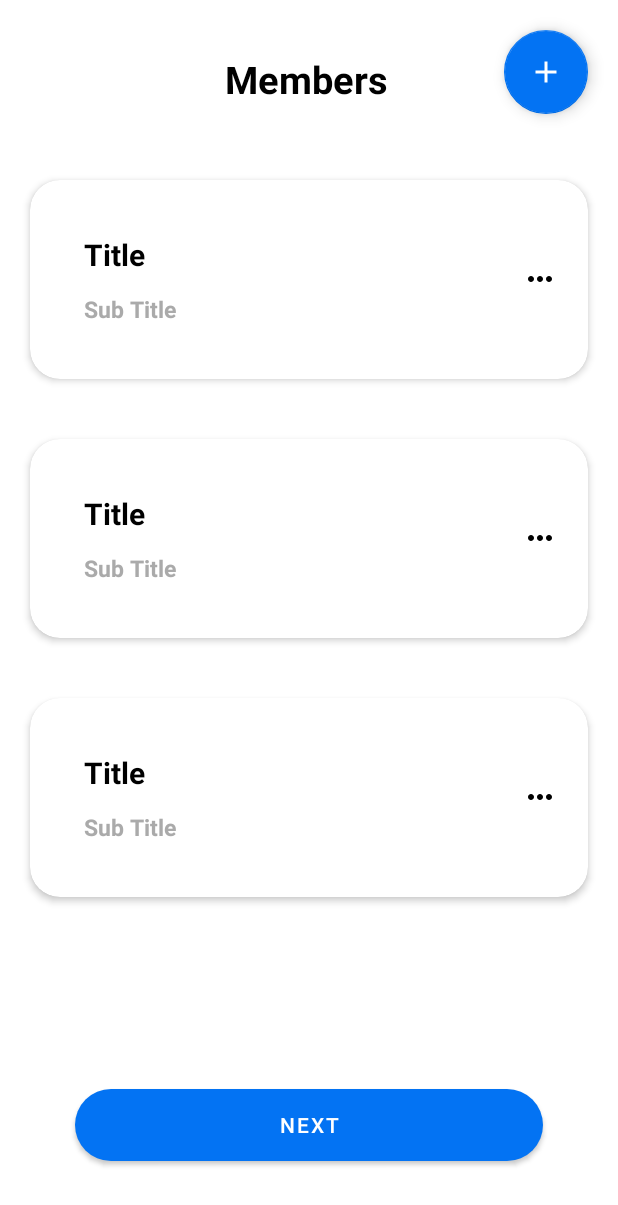
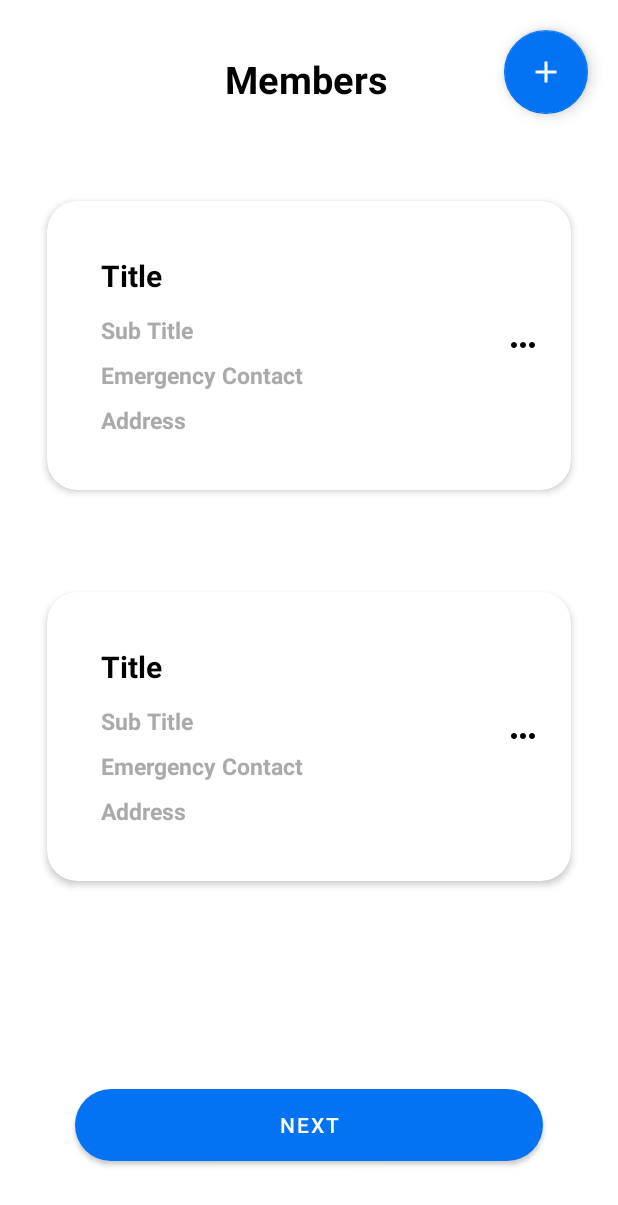
Before and after one commit to cbjayanath/MAD-project, an Android app: the layout activity_member.xml on its own in the app's theme, with its tools: preview values and no code run, on a phone screen of 412 x 824 dp. Shown: the top 1205 px of the screen. Run offline under Robolectric (Android 15) with nearby library versions, the phone set to English and light mode, and no system bars.

Commit message:
Added Expandable view

```diff
--- a/app/src/main/java/com/example/nextrip/model/MemberData.kt
+++ b/app/src/main/java/com/example/nextrip/model/MemberData.kt
@@ -8,5 +8,7 @@ data class MemberData (
     var memberMobile : String ?= null,
     var memberEmergencyNumber: String ?= null,
     var memberAddress: String ?= null,
-    var tripid: String ?= null
+    var tripid: String ?= null,
+    var expandable :Boolean=false
+
 )
--- a/app/src/main/res/layout/activity_member.xml
+++ b/app/src/main/res/layout/activity_member.xml
@@ -20,16 +20,7 @@
         android:textStyle="bold"
         />
 
-    <ImageView
-        android:id="@+id/image_loadicon"
-        android:layout_width="wrap_content"
-        android:layout_height="wrap_content"
-        android:layout_marginLeft="100dp"
-        android:layout_marginRight="100dp"
-        android:layout_marginTop="250dp"
-        android:layout_marginBottom="350dp"
-        android:visibility="gone"
-        app:srcCompat="@drawable/loadicon" />
+
 
    <LinearLayout
        android:layout_width="match_parent"
--- a/app/src/main/res/layout/list_members.xml
+++ b/app/src/main/res/layout/list_members.xml
@@ -1,12 +1,14 @@
 <?xml version="1.0" encoding="utf-8"?>
 <androidx.cardview.widget.CardView
     xmlns:android="http://schemas.android.com/apk/res/android"
+    xmlns:tools="http://schemas.android.com/tools"
     android:layout_width="match_parent"
     android:layout_height="wrap_content"
     xmlns:app="http://schemas.android.com/apk/res-auto"
     app:cardCornerRadius="20dp"
     app:cardElevation="3dp"
     app:cardMaxElevation="5dp"
+    app:cardUseCompatPadding="true"
     android:layout_margin="20dp">
 
     <LinearLayout
@@ -17,7 +19,8 @@
 
 
         <LinearLayout
-            android:layout_width="wrap_content"
+            android:id="@+id/linearlayout"
+            android:layout_width="match_parent"
             android:layout_height="wrap_content"
             android:layout_margin="20dp"
             android:layout_weight="1"
@@ -34,6 +37,15 @@
                 android:textSize="20sp"
                 android:textStyle="bold" />
 
+
+
+
+            <RelativeLayout
+                android:layout_width="match_parent"
+                android:layout_height="wrap_content"
+                android:id="@+id/memberExpandRLayout"
+                android:visibility="visible">
+
                 <TextView
                     android:id="@+id/msubtitle"
                     android:layout_width="match_parent"
@@ -43,9 +55,34 @@
                     android:textColor="@android:color/darker_gray"
                     android:textSize="15sp"
                     android:textStyle="bold" />
+                <TextView
+                    android:id="@+id/mEmergencyContact"
+                    android:layout_width="wrap_content"
+                    android:layout_height="wrap_content"
+                    android:layout_margin="6dp"
+                    android:textStyle="bold"
+                    android:text="Emergency Contact"
+                    android:textColor="@android:color/darker_gray"
+                    android:textSize="15sp"
+                    android:paddingTop="30dp"/>
+
+                <TextView
+                    android:id="@+id/maddress"
+                    android:layout_width="match_parent"
+                    android:layout_height="wrap_content"
+                    android:layout_margin="6dp"
+                    android:text="Address"
+                    android:textColor="@android:color/darker_gray"
+                    android:textSize="15sp"
+                    android:paddingTop="60dp"
+                    android:textStyle="bold"
+                    android:layout_below="@+id/moreDetails"
+                    tools:ignore="UnknownId" />
+
+
+            </RelativeLayout>
 
         </LinearLayout>
-
         <ImageView
             android:id="@+id/moreIcon"
             android:layout_width="wrap_content"
@@ -53,5 +90,7 @@
             android:layout_gravity="center"
             android:layout_margin="20dp"
             android:src="@drawable/ic_more" />
+
+
     </LinearLayout>
 </androidx.cardview.widget.CardView>
--- a/app/src/main/res/values-night/themes.xml
+++ b/app/src/main/res/values-night/themes.xml
@@ -1,6 +1,6 @@
 <resources xmlns:tools="http://schemas.android.com/tools">
     <!-- Base application theme. -->
-    <style name="Theme.NexTrip" parent="Theme.MaterialComponents.DayNight.DarkActionBar">
+    <style name="Theme.NexTrip" parent="Theme.MaterialComponents.DayNight.NoActionBar">
         <!-- Primary brand color. -->
         <item name="colorPrimary">@color/purple_200</item>
         <item name="colorPrimaryVariant">@color/purple_700</item>
--- a/app/src/main/res/values/themes.xml
+++ b/app/src/main/res/values/themes.xml
@@ -1,6 +1,6 @@
 <resources xmlns:tools="http://schemas.android.com/tools">
     <!-- Base application theme. -->
-    <style name="Theme.NexTrip" parent="Theme.MaterialComponents.DayNight.DarkActionBar">
+    <style name="Theme.NexTrip" parent="Theme.MaterialComponents.DayNight.NoActionBar">
         <!-- Primary brand color. -->
         <item name="colorPrimary">@color/purple_500</item>
         <item name="colorPrimaryVariant">@color/purple_700</item>
```
Also changed, not shown: app/src/main/java/com/example/nextrip/Adapters/MembersAdapter.kt (+23 -0 lines), app/src/main/java/com/example/nextrip/Member.kt (+8 -5 lines), app/src/main/res/layout/activity_member_detail.xml (+10 -8 lines). Lines whose indentation alone changed are shown as unchanged.
